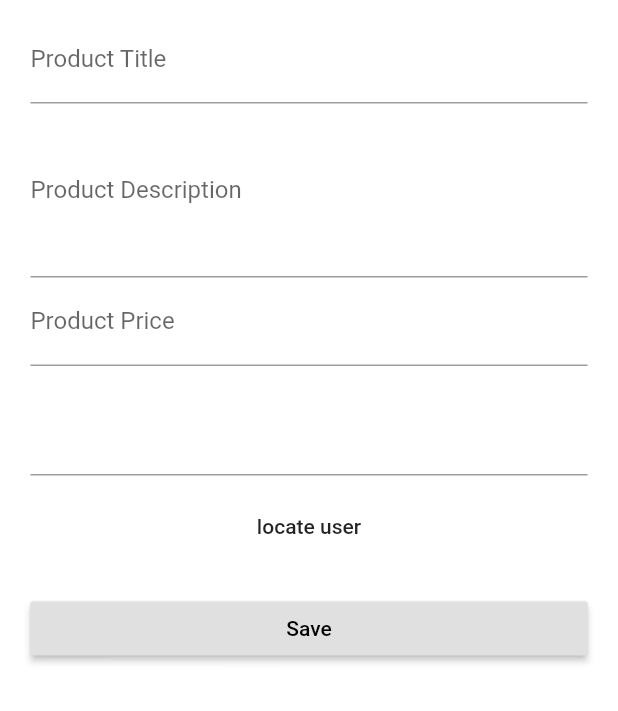
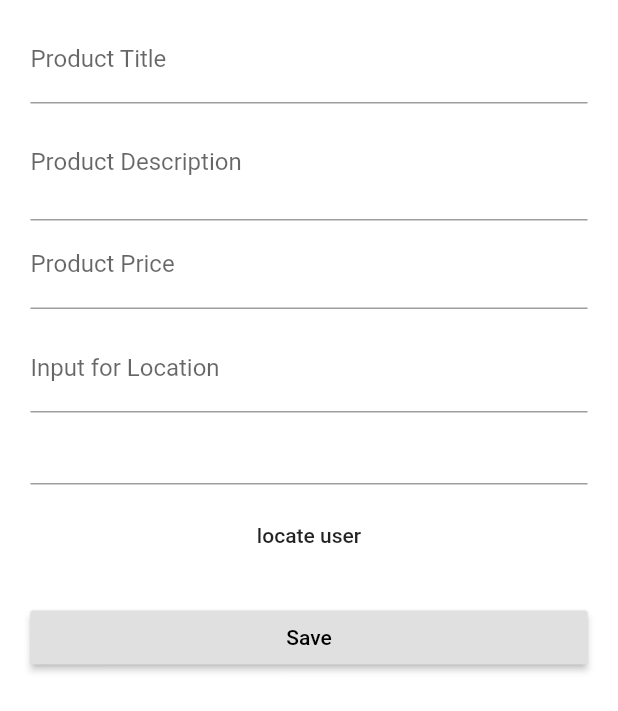
Before and after one commit to ofu997/flutter1, a Flutter app: the ProductEditPage screen opened directly, on a phone screen of 412 x 824 dp. Shown: the top 711 px of the screen. Run offline on Flutter 3.47's test engine with Material 2 defaults, Android fonts, the phone set to English and light mode, and no system bars; our stand-ins replace location, rxdart, shared_preferences; missing offline and left inert: map_view; accounts and stored records are empty; statements that could not run were skipped.

Commit message:
add work on routing and product_edit layout

```diff
--- a/lib/pages/product_edit.dart
+++ b/lib/pages/product_edit.dart
@@ -68,7 +68,7 @@ class _ProductEditPageState extends State<ProductEditPage> {
           decoration: InputDecoration(labelText: 'Product Description'),
           initialValue:
               product == null ? '' : product.description,
-          maxLines: 4,
+          maxLines: 2,
           validator: (String value) {
             if (value.isEmpty || value.length < 10) {
               return ('Description is required and should be 10+ characters long.');
@@ -137,7 +137,10 @@ class _ProductEditPageState extends State<ProductEditPage> {
                   _buildDescriptionTextField(product),
                   _buildPriceTextField(product),
                   SizedBox(
-                    height: 25.0,
+                    height: 10.0,
+                  ),
+                  TextFormField(
+                    decoration: InputDecoration(labelText: 'Input for Location'),
                   ),
               LocationInput(_setLocation, product),
               SizedBox(
@@ -232,7 +235,7 @@ class _ProductEditPageState extends State<ProductEditPage> {
           :
           Scaffold(
               appBar: AppBar(
-                title: Text('E'+model.selectedProduct.title+' '+model.selectedProductIndex.toString()),
+                title: Text(model.selectedProduct.title),
                 ),
               body: pageContent,
               );
```
Also changed, not shown: lib/main.dart (+7 -5 lines), lib/pages/pathelementsempty.dart (added, +11 -0 lines).
